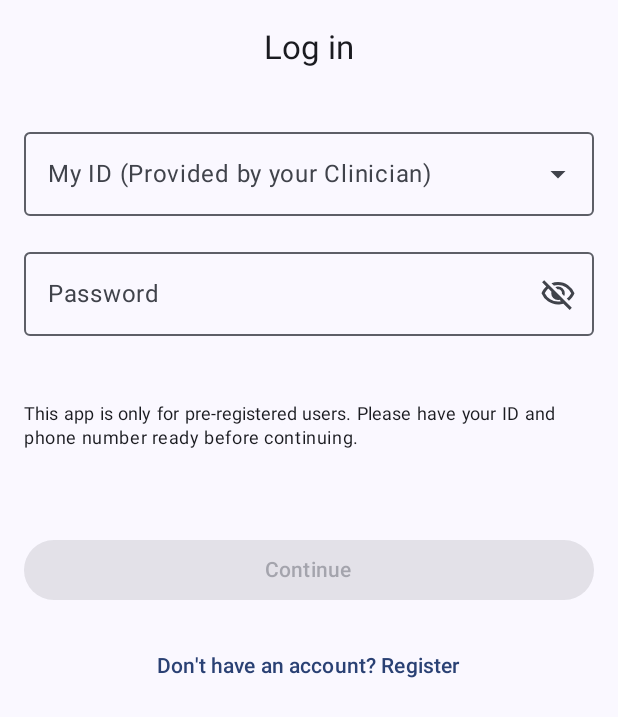
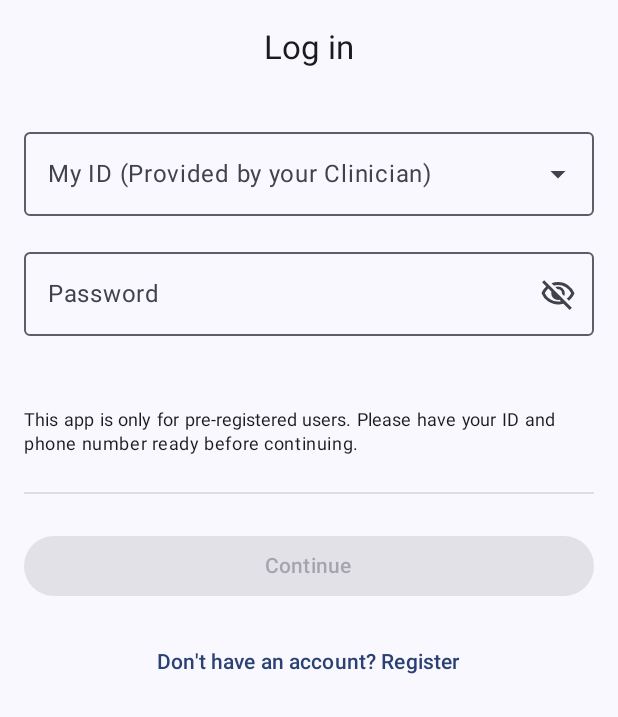
Before and after one commit to Kyblue11/NutriTrack, an Android app built with Jetpack Compose: the screen it shows after launch (MainActivity), after a tap on "Let's Go!", on a phone screen of 412 x 824 dp. Shown: the top 717 px of the screen. Run offline under Robolectric (Android 15) with nearby library versions, the phone set to English and light mode, and no system bars; our stand-ins replace Room's generated code.

```diff
--- a/app/src/main/java/com/aaronlamkongyew33521808/myapplication/ui/home/HomeScreen.kt
+++ b/app/src/main/java/com/aaronlamkongyew33521808/myapplication/ui/home/HomeScreen.kt
@@ -138,7 +138,11 @@ fun HomeScreen(
             }
 
             Spacer(Modifier.height(24.dp))
-
+            Divider(
+                color = MaterialTheme.colorScheme.onSurface.copy(alpha = 0.12f),
+                thickness = 1.dp,
+                modifier = Modifier.padding(vertical = 8.dp)
+            )
             Text(
                 text = "What is the Food Quality Score?",
                 style = MaterialTheme.typography.titleMedium.copy(fontWeight = FontWeight.SemiBold),
--- a/app/src/main/java/com/aaronlamkongyew33521808/myapplication/ui/login/LoginScreen.kt
+++ b/app/src/main/java/com/aaronlamkongyew33521808/myapplication/ui/login/LoginScreen.kt
@@ -11,6 +11,7 @@ import androidx.compose.foundation.layout.padding
 import androidx.compose.foundation.text.KeyboardOptions
 import androidx.compose.material3.Button
 import androidx.compose.material3.CenterAlignedTopAppBar
+import androidx.compose.material3.Divider
 import androidx.compose.material3.DropdownMenuItem
 import androidx.compose.material3.ExperimentalMaterial3Api
 import androidx.compose.material3.ExposedDropdownMenuBox
@@ -129,7 +130,7 @@ fun LoginScreen(
                 modifier = Modifier.fillMaxWidth()
             )
 
-            Spacer(modifier = Modifier.height(12.dp))
+            Spacer(Modifier.height(16.dp))
 
             Text(
                 text =
@@ -139,7 +140,11 @@ fun LoginScreen(
                 textAlign = TextAlign.Justify,
                 style = MaterialTheme.typography.bodySmall,
             )
-            Spacer(modifier = Modifier.height(24.dp))
+            Divider(
+                color = MaterialTheme.colorScheme.onSurface.copy(alpha = 0.12f),
+                thickness = 1.dp,
+                modifier = Modifier.padding(vertical = 8.dp)
+            )
 
             Button(
                 onClick = { viewModel.login(selectedUserId, password) },
--- a/app/src/main/java/com/aaronlamkongyew33521808/myapplication/ui/navigation/AppNavGraph.kt
+++ b/app/src/main/java/com/aaronlamkongyew33521808/myapplication/ui/navigation/AppNavGraph.kt
@@ -17,12 +17,14 @@ import com.aaronlamkongyew33521808.myapplication.ui.insights.InsightsScreen
 import com.aaronlamkongyew33521808.myapplication.ui.login.LoginScreen
 import com.aaronlamkongyew33521808.myapplication.ui.nutricoach.NutriCoachScreen
 import com.aaronlamkongyew33521808.myapplication.ui.register.RegisterScreen
+import com.aaronlamkongyew33521808.myapplication.ui.settings.SettingsScreen
 import com.aaronlamkongyew33521808.myapplication.ui.welcome.WelcomeScreen
 import com.aaronlamkongyew33521808.myapplication.viewmodel.InsightsViewModel
 import com.aaronlamkongyew33521808.myapplication.viewmodel.LoginViewModel
 import com.aaronlamkongyew33521808.myapplication.viewmodel.NutriCoachViewModel
 import com.aaronlamkongyew33521808.myapplication.viewmodel.NutriCoachViewModelFactory
 import com.aaronlamkongyew33521808.myapplication.viewmodel.RegisterViewModel
+import com.aaronlamkongyew33521808.myapplication.viewmodel.SettingsViewModel
 import retrofit2.Retrofit
 import retrofit2.converter.gson.GsonConverterFactory
 
@@ -34,6 +36,8 @@ object Routes {
     const val Home = "home/{userId}"
     const val Insights = "insights/{userId}"
     const val NutriCoach = "coach/{userId}"
+    const val Settings = "settings/{userId}"
+    const val ClinicianLogin = "clinician_login"
 }
 
 @Composable
@@ -125,9 +129,9 @@ fun AppNavGraph() {
         }
         composable(
             Routes.NutriCoach, arguments = listOf(
-            navArgument("userId")
-            { type = NavType.StringType }
-        )
+                navArgument("userId")
+                { type = NavType.StringType }
+            )
         )
         { back ->
             val userId = back.arguments!!.getString("userId")!!
@@ -153,5 +157,29 @@ fun AppNavGraph() {
                 navController = navController
             )
         }
+        composable(
+            route = Routes.Settings,
+            arguments = listOf(navArgument("userId") { type = NavType.StringType })
+        ) { backStackEntry ->
+            val userId = backStackEntry.arguments?.getString("userId").orEmpty()
+            val vm: SettingsViewModel = viewModel(
+                factory = SettingsViewModel.Factory(
+                    AppDatabase.getDatabase(LocalContext.current).userDao(), userId
+                )
+            )
+            SettingsScreen(
+                viewModel = vm,
+                onLogout = {
+                    // clear any session if you have one, then:
+                    navController.navigate(Routes.Login) {
+                        popUpTo(Routes.Welcome) { inclusive = false }
+                    }
+                },
+                onClinician = {
+                    navController.navigate(Routes.ClinicianLogin)
+                },
+                navController = navController
+            )
+        }
     }
 }
--- a/app/src/main/java/com/aaronlamkongyew33521808/myapplication/ui/welcome/WelcomeScreen.kt
+++ b/app/src/main/java/com/aaronlamkongyew33521808/myapplication/ui/welcome/WelcomeScreen.kt
@@ -59,7 +59,7 @@ fun WelcomeScreen(onLetsGo: () -> Unit) {
                 style = TextStyle(fontSize = 16.sp),
             )
 
-            Spacer(modifier = Modifier.height(24.dp))
+            Spacer(modifier = Modifier.height(32.dp))
 
             Button(
                 onClick = onLetsGo,
```
Also changed, not shown: app/src/main/java/com/aaronlamkongyew33521808/myapplication/ui/nutricoach/NutriCoachScreen.kt (+11 -1 lines), app/src/main/java/com/aaronlamkongyew33521808/myapplication/ui/settings/SettingsScreen.kt (added, +118 -0 lines), app/src/main/java/com/aaronlamkongyew33521808/myapplication/viewmodel/SettingsViewModel.kt (added, +46 -0 lines).
